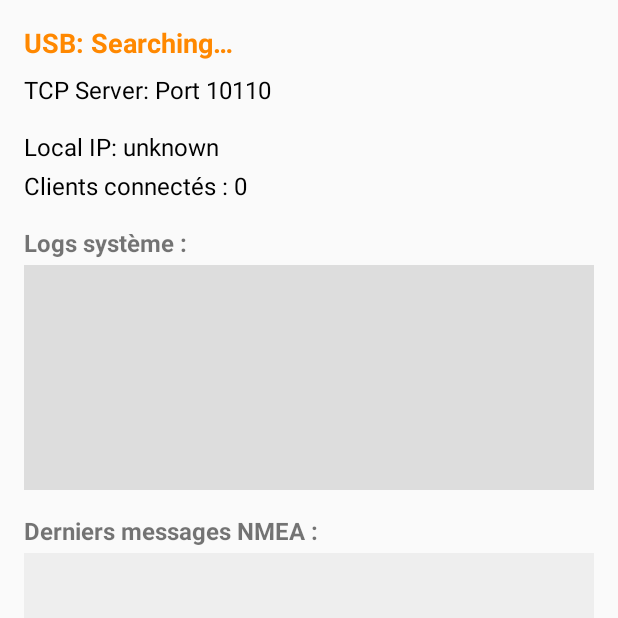
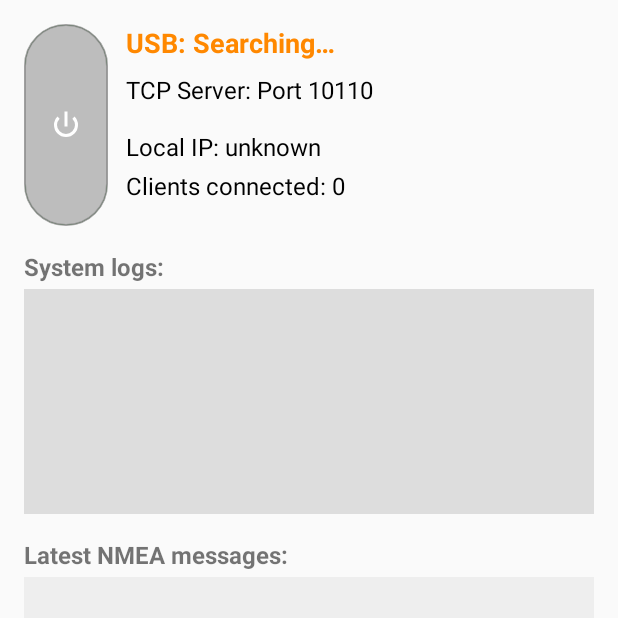
Before and after one commit to INSAil-CVL/nmea2tcp, an Android app built with Jetpack Compose: the screen it shows after launch (MainActivity), on a phone screen of 412 x 824 dp, the top half of it. Run offline under Robolectric (Android 15) with nearby library versions, the phone set to English and light mode, and no system bars; libraries missing offline, so code that uses them is left out: com.hoho.android.

Commit message:
Improved background service and added button to stop and start service.

```diff
--- a/app/src/main/java/com/insail/nmeagpsserver/MainActivity.kt
+++ b/app/src/main/java/com/insail/nmeagpsserver/MainActivity.kt
@@ -6,6 +6,7 @@ import android.content.Intent
 import android.content.IntentFilter
 import android.os.Bundle
 import android.util.Log
+import android.widget.ImageButton
 import android.widget.TextView
 import androidx.appcompat.app.AppCompatActivity
 import androidx.core.content.ContextCompat
@@ -23,6 +24,9 @@ class MainActivity : AppCompatActivity() {
     private lateinit var logText: TextView
     private lateinit var nmeaText: TextView
     private lateinit var localIpText: TextView
+    private lateinit var btnMainToggle: ImageButton
+    private lateinit var tcpStatusText: TextView
+
 
     private val uiReceiver = object : BroadcastReceiver() {
         override fun onReceive(context: Context?, intent: Intent?) {
@@ -31,7 +35,6 @@ class MainActivity : AppCompatActivity() {
                 GpsUsbForegroundService.ACTION_UI_STATUS -> {
                     val status = intent.getStringExtra(GpsUsbForegroundService.EXTRA_TEXT) ?: return
                     usbStatusText.text = status
-                    // option : colorer en fonction du contenu
                     val lower = status.lowercase()
                     val color = when {
                         lower.contains("connect") -> android.R.color.holo_green_dark
@@ -39,30 +42,36 @@ class MainActivity : AppCompatActivity() {
                         else -> android.R.color.darker_gray
                     }
                     usbStatusText.setTextColor(getColor(color))
+                    // Reflect ON/OFF on the big toggle
+                    btnMainToggle.isActivated = lower.contains("connect")
                 }
 
                 GpsUsbForegroundService.ACTION_UI_LOG -> {
                     val msg = intent.getStringExtra(GpsUsbForegroundService.EXTRA_TEXT) ?: return
                     appendToSystemView(msg)
-                    // Petites heuristiques pour colorer le statut si le service envoie des messages connus
+
                     when {
+                        // Ne pas réécrire le texte (pour ne pas perdre le deviceName), juste la couleur et l’état du bouton
                         msg.contains("connecté", ignoreCase = true) ||
                                 msg.contains("serial port opened", ignoreCase = true) -> {
-                            usbStatusText.text = getString(R.string.usb_connecte, "")
                             usbStatusText.setTextColor(getColor(android.R.color.holo_green_dark))
+                            btnMainToggle.isActivated = true
                         }
                         msg.contains("déconnecté", ignoreCase = true) ||
                                 msg.contains("refus", ignoreCase = true) ||
                                 msg.contains("failed", ignoreCase = true) -> {
                             usbStatusText.text = getString(R.string.usb_disconnected)
                             usbStatusText.setTextColor(getColor(android.R.color.holo_red_dark))
+                            btnMainToggle.isActivated = false
                         }
                     }
                 }
+
                 GpsUsbForegroundService.ACTION_UI_NMEA -> {
                     val nmea = intent.getStringExtra(GpsUsbForegroundService.EXTRA_TEXT) ?: return
                     appendToNmeaView(nmea)
                 }
+
                 GpsUsbForegroundService.ACTION_UI_CLIENTS -> {
                     val count = intent.getIntExtra(GpsUsbForegroundService.EXTRA_COUNT, 0)
                     clientCountText.text = getString(R.string.clients_connected, count)
@@ -75,27 +84,56 @@ class MainActivity : AppCompatActivity() {
         super.onCreate(savedInstanceState)
         setContentView(R.layout.activity_main)
 
+        // Views
+        btnMainToggle = findViewById(R.id.btnMainToggle)
         clientCountText = findViewById(R.id.clientCountText)
         usbStatusText = findViewById(R.id.usbStatus)
         logText = findViewById(R.id.logText)
         nmeaText = findViewById(R.id.nmeaText)
         localIpText = findViewById(R.id.localIpText)
+        tcpStatusText = findViewById(R.id.tcpStatus)
 
+        // Init UI
         localIpText.text = getString(R.string.ip_locale, getLocalIpAddress())
         usbStatusText.text = getString(R.string.usb_searching)
         usbStatusText.setTextColor(getColor(android.R.color.holo_orange_dark))
+        localIpText.text = getString(R.string.ip_locale_unknown)
+        localIpText.text = getString(R.string.ip_locale, getLocalIpAddress())
+        tcpStatusText.text = getString(R.string.tcp_server_port_label, 10110)
 
-        // ✅ Démarre le Foreground Service (il gère USB + TCP + notif)
+        // État initial du gros bouton (vert si service actif)
+        btnMainToggle.isActivated = GpsUsbForegroundService.isRunning
+
+        // Toggle start/stop via gros bouton
+        btnMainToggle.setOnClickListener {
+            if (GpsUsbForegroundService.isRunning) {
+                // Confirmation d’arrêt (reuse de l’activity de confirmation)
+                startActivity(Intent(this, StopServiceConfirmActivity::class.java))
+            } else {
+                // Démarrage du service
+                val svc = Intent(this, GpsUsbForegroundService::class.java)
+                    .setAction(GpsUsbForegroundService.ACTION_START)
+                ContextCompat.startForegroundService(this, svc)
+                // Feedback visuel immédiat
+                usbStatusText.text = getString(R.string.usb_searching)
+                usbStatusText.setTextColor(getColor(android.R.color.holo_orange_dark))
+                btnMainToggle.isActivated = true
+            }
+        }
+
+        // Démarre le Foreground Service au lancement de l'écran si non déjà actif
+        if (!GpsUsbForegroundService.isRunning) {
             try {
                 val svc = Intent(this, GpsUsbForegroundService::class.java)
                     .setAction(GpsUsbForegroundService.ACTION_START)
                 ContextCompat.startForegroundService(this, svc)
             } catch (e: Exception) {
                 Log.w(TAG, "Cannot start foreground service: ${e.message}")
-            appendToSystemView("Erreur de démarrage du service: ${e.message}")
+                appendToSystemView(getString(R.string.service_start_error, e.message ?: ""))
+            }
         }
 
-        // ✅ Écoute uniquement les diffusions UI du service
+        // Écoute des diffusions UI du service
         val filter = IntentFilter().apply {
             addAction(GpsUsbForegroundService.ACTION_UI_LOG)
             addAction(GpsUsbForegroundService.ACTION_UI_NMEA)
@@ -146,5 +184,16 @@ class MainActivity : AppCompatActivity() {
     override fun onDestroy() {
         super.onDestroy()
         try { unregisterReceiver(uiReceiver) } catch (_: Exception) { }
+
+        // Quand l’activité est fermée, on stoppe le service si actif → la notif disparaît.
+        if (GpsUsbForegroundService.isRunning) {
+            try {
+                androidx.core.app.NotificationManagerCompat.from(this).cancelAll()
+            } catch (_: Exception) { }
+
+            try {
+                stopService(Intent(this, GpsUsbForegroundService::class.java))
+            } catch (_: Exception) { }
         }
     }
+}
--- /dev/null
+++ b/app/src/main/res/drawable/bg_big_toggle_pill.xml
@@ -0,0 +1,22 @@
+<?xml version="1.0" encoding="utf-8"?>
+<ripple xmlns:android="http://schemas.android.com/apk/res/android"
+    android:color="?attr/colorControlHighlight">
+
+    <!-- État ON (activated = true) -->
+    <item android:state_activated="true">
+        <shape android:shape="rectangle">
+            <corners android:radius="28dp" />
+            <solid android:color="#2E7D32" /> <!-- Vert -->
+            <stroke android:width="1dp" android:color="#33000000"/>
+        </shape>
+    </item>
+
+    <!-- État OFF (par défaut) -->
+    <item>
+        <shape android:shape="rectangle">
+            <corners android:radius="28dp" />
+            <solid android:color="#BDBDBD" /> <!-- Gris -->
+            <stroke android:width="1dp" android:color="#33000000"/>
+        </shape>
+    </item>
+</ripple>
--- /dev/null
+++ b/app/src/main/res/drawable/ic_power.xml
@@ -0,0 +1,10 @@
+<?xml version="1.0" encoding="utf-8"?>
+<vector xmlns:android="http://schemas.android.com/apk/res/android"
+    android:width="24dp"
+    android:height="24dp"
+    android:viewportWidth="24"
+    android:viewportHeight="24">
+    <path
+        android:fillColor="#FFFFFFFF"
+        android:pathData="M13,3h-2v10h2V3zM17.656,6.344l-1.414,1.414A6,6 0,1 1,7.758 7.758L6.344,6.344a8,8 0,1 0,11.313 0z"/>
+</vector>
--- a/app/src/main/res/layout/activity_main.xml
+++ b/app/src/main/res/layout/activity_main.xml
@@ -1,8 +1,40 @@
 <?xml version="1.0" encoding="utf-8"?>
 <LinearLayout xmlns:android="http://schemas.android.com/apk/res/android"
+    xmlns:app="http://schemas.android.com/apk/res-auto"
     android:layout_width="match_parent"
     android:layout_height="match_parent"
-    android:padding="16dp"
+    android:orientation="vertical"
+    android:padding="16dp">
+
+    <!-- Bloc entête : Gros bouton ON/OFF + 4 textes empilés -->
+    <LinearLayout
+        android:id="@+id/headerBlock"
+        android:layout_width="match_parent"
+        android:layout_height="wrap_content"
+        android:orientation="horizontal"
+        android:gravity="top"
+        android:layout_marginBottom="16dp">
+
+        <!-- Gros bouton ON/OFF (prend la hauteur de la colonne de droite) -->
+        <ImageButton
+            android:id="@+id/btnMainToggle"
+            android:layout_width="56dp"
+            android:layout_height="match_parent"
+            android:minHeight="0dp"
+            android:minWidth="0dp"
+            android:background="@drawable/bg_big_toggle_pill"
+            app:srcCompat="@drawable/ic_power"
+            app:tint="@android:color/white"
+            android:scaleType="center"
+            android:padding="8dp"
+            android:layout_marginEnd="12dp"
+            android:contentDescription="@string/btn_main_toggle_cd" />
+
+        <!-- Colonne de droite : 4 textes -->
+        <LinearLayout
+            android:layout_width="0dp"
+            android:layout_height="wrap_content"
+            android:layout_weight="1"
             android:orientation="vertical">
 
             <!-- Statut USB -->
@@ -10,75 +42,75 @@
                 android:id="@+id/usbStatus"
                 android:layout_width="match_parent"
                 android:layout_height="wrap_content"
-        android:text="USB : Déconnecté"
+                android:layout_marginBottom="8dp"
+                android:text="@string/usb_searching"
+                android:textColor="#FF0000"
                 android:textSize="18sp"
-        android:textStyle="bold"
-        android:textColor="#FF0000"
-        android:layout_marginBottom="8dp" />
+                android:textStyle="bold" />
 
             <!-- Statut TCP -->
             <TextView
                 android:id="@+id/tcpStatus"
                 android:layout_width="match_parent"
                 android:layout_height="wrap_content"
-        android:text="TCP Server: Port 10110"
-        android:textSize="16sp"
+                android:layout_marginBottom="16dp"
                 android:textColor="#000000"
-        android:layout_marginBottom="16dp" />
+                android:textSize="16sp" />
 
             <!-- IP locale -->
             <TextView
                 android:id="@+id/localIpText"
                 android:layout_width="match_parent"
                 android:layout_height="wrap_content"
-        android:text="IP locale : inconnue"
-        android:textSize="16sp"
+                android:layout_marginBottom="4dp"
+                android:text="@string/ip_locale_unknown"
                 android:textColor="#000000"
-        android:layout_marginBottom="4dp" />
+                android:textSize="16sp" />
 
             <!-- Nombre de clients connectés -->
             <TextView
                 android:id="@+id/clientCountText"
                 android:layout_width="match_parent"
                 android:layout_height="wrap_content"
-        android:text="Clients connectés : 0"
-        android:textSize="16sp"
+                android:layout_marginBottom="16dp"
+                android:text="@string/clients_connected_initial"
                 android:textColor="#000000"
-        android:layout_marginBottom="16dp" />
-
+                android:textSize="16sp" />
+        </LinearLayout>
+    </LinearLayout>
 
     <!-- Logs système -->
     <TextView
         android:layout_width="match_parent"
         android:layout_height="wrap_content"
-        android:text="Logs système :"
+        android:layout_marginBottom="4dp"
+        android:text="@string/logs_system_title"
         android:textSize="16sp"
-        android:textStyle="bold"
-        android:layout_marginBottom="4dp" />
+        android:textStyle="bold" />
 
     <ScrollView
         android:layout_width="match_parent"
         android:layout_height="150dp"
-        android:background="#DDDDDD"
-        android:layout_marginBottom="16dp">
+        android:layout_marginBottom="16dp"
+        android:background="#DDDDDD">
 
         <TextView
             android:id="@+id/logText"
             android:layout_width="match_parent"
             android:layout_height="wrap_content"
+            android:padding="8dp"
             android:text=""
-            android:textSize="14sp"
-            android:padding="8dp" />
+            android:textSize="14sp" />
     </ScrollView>
 
     <!-- Logs NMEA -->
     <TextView
         android:layout_width="match_parent"
         android:layout_height="wrap_content"
-        android:text="Derniers messages NMEA :"
+        android:layout_marginBottom="4dp"
+        android:text="@string/nmea_latest_messages_title"
         android:textSize="16sp"
-        android:textStyle="bold"
-        android:layout_marginBottom="4dp" />
+        android:textStyle="bold" />
 
     <ScrollView
         android:layout_width="match_parent"
@@ -90,9 +122,9 @@
             android:id="@+id/nmeaText"
             android:layout_width="match_parent"
             android:layout_height="wrap_content"
+            android:padding="8dp"
             android:text=""
-            android:textSize="14sp"
-            android:padding="8dp" />
+            android:textSize="14sp" />
     </ScrollView>
 
 </LinearLayout>
--- a/app/src/main/res/values/strings.xml
+++ b/app/src/main/res/values/strings.xml
@@ -82,18 +82,26 @@
     <string name="notif_channel_desc">NMEA over TCP</string>
     <string name="log_usb_start_service">USB device attached → starting service</string>
 
-    <!-- Status -->
-    <string name="usb_connected_with_baud">Connecté @ %1$d baud</string>
-    <string name="usb_status_permission_refused">Permission USB refusée</string>
-    <string name="usb_status_disconnected">Déconnecté</string>
-    <string name="usb_status_searching">Recherche en cours…</string>
+    <!-- Confirmation -->
+    <string name="notif_action_stop">Stop</string>
+    <string name="stop_service_title">Stop service</string>
+    <string name="stop_service_confirm">Do you really want to stop the service?</string>
+    <string name="stop_service_yes">Yes</string>
+    <string name="stop_service_no">No</string>
 
-    <!-- mots clés pour filtrer les logs techniques -->
-    <string name="usb_log_kw_driver">driver</string>
-    <string name="usb_log_kw_baud">baud</string>
-    <string name="usb_log_kw_test">test</string>
-    <string name="usb_log_kw_trying">trying</string>
-    <string name="usb_log_kw_loop">loop</string>
-    <string name="usb_log_kw_starting">starting</string>
+    <!-- Interface -->
+    <string name="btn_toggle_usb">USB on/off button</string>
+    <string name="btn_toggle_tcp">TCP on/off button</string>
+    <string name="btn_toggle_ip">Local IP on/off button</string>
+    <string name="btn_toggle_clients">Clients on/off button</string>
+    <string name="btn_main_toggle_cd">Main on/off button</string>
+    <!-- UI labels / placeholders -->
+    <string name="tcp_server_port_label">TCP Server: Port %1$d</string>
+    <string name="logs_system_title">System logs:</string>
+    <string name="nmea_latest_messages_title">Latest NMEA messages:</string>
+    <string name="clients_connected_initial">Clients connected: 0</string>
+    <string name="ip_locale_unknown">Local IP: unknown</string>
+    <!-- Errors surfaced in UI -->
+    <string name="service_start_error">Service start error: %1$s</string>
 
 </resources>
--- /dev/null
+++ b/app/src/main/res/xml/locales_config.xml
@@ -0,0 +1,5 @@
+<?xml version="1.0" encoding="utf-8"?>
+<locale-config xmlns:android="http://schemas.android.com/apk/res/android">
+    <locale android:name="en"/>
+    <locale android:name="fr"/>
+</locale-config>
```
Also changed, not shown: app/src/main/AndroidManifest.xml (+15 -1 lines), app/src/main/java/com/insail/nmeagpsserver/GpsUsbForegroundService.kt (+102 -19 lines), app/src/main/java/com/insail/nmeagpsserver/StopServiceConfirmActivity.kt (added, +40 -0 lines), app/src/main/res/drawable/bg_toggle_circle.xml (added, +22 -0 lines), 1 other file. Lines whose indentation alone changed are shown as unchanged.
